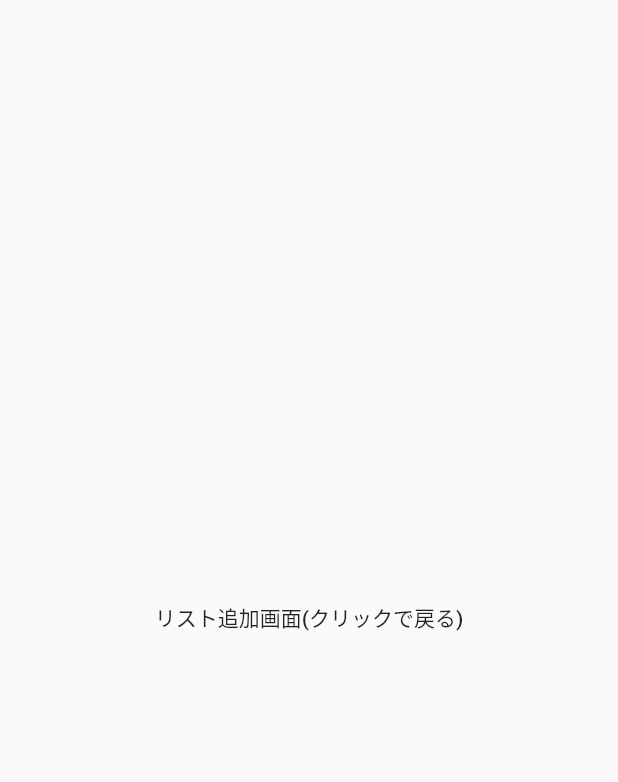
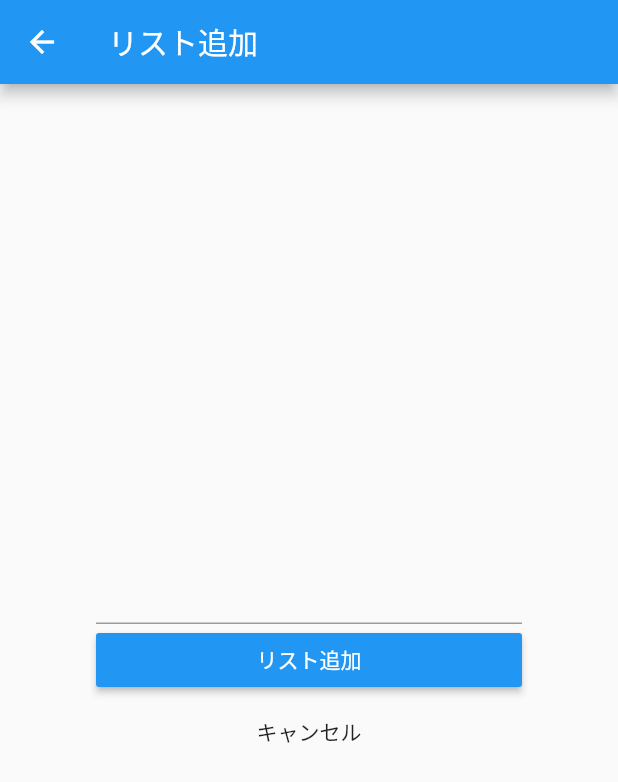
Before and after one commit to yoshikoba/flutter_list_sample, a Flutter app: the TodoAddPage screen opened directly, on a phone screen of 412 x 824 dp. Shown: the top 782 px of the screen. Run offline on Flutter 3.47's test engine with Material 2 defaults, Android fonts, the phone set to English and light mode, and no system bars.

Commit message:
追加ボタン、キャンセルボタン、入力フィールド追加

```diff
--- a/lib/main.dart
+++ b/lib/main.dart
@@ -70,12 +70,35 @@ class TodoAddPage extends StatelessWidget {
   @override
   Widget build(BuildContext context) {
     return Scaffold(
-      body: Center(
-        child: FlatButton(
-          onPressed: () {
-            Navigator.of(context).pop();
-          },
-          child: Text('リスト追加画面(クリックで戻る)'),
+      appBar: AppBar(
+        title: Text('リスト追加'),
+      ),
+      body: Container(
+        padding: EdgeInsets.all(64),
+        child: Column(
+          mainAxisAlignment: MainAxisAlignment.center,
+          children: [
+            TextField(),
+            Container(
+              width: double.infinity,
+              child: RaisedButton(
+                color: Colors.blue,
+                onPressed: (){},
+                child: Text('リスト追加',
+                  style: TextStyle(color: Colors.white),
+                ),
+              ),
+            ),
+            Container(
+              width: double.infinity,
+              child: FlatButton(
+                onPressed: (){
+                  Navigator.of(context).pop();
+                },
+                child: Text('キャンセル'),
+              ),
+            )
+          ],
         ),
       ),
     );
```
